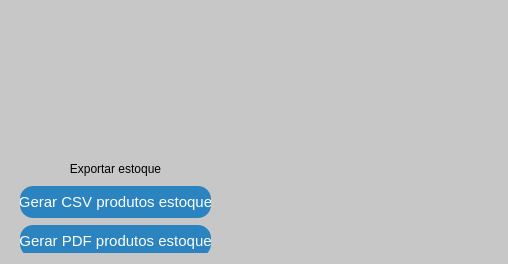
Above: relatorios.ui from GabR36/QEstoqueLoja before the change. Below: the same form after it.
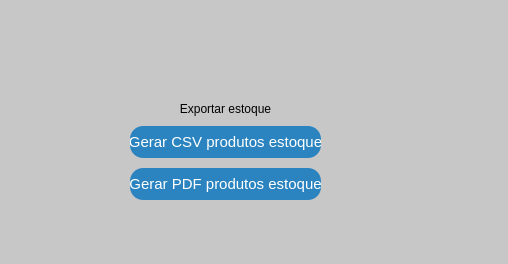
That is the form after the change.

Commit message: Arrumado problemas visuais interface que eu lembrokk

```diff
--- a/relatorios.ui
+++ b/relatorios.ui
@@ -12,8 +12,14 @@
   </property>
   <property name="minimumSize">
    <size>
-    <width>345</width>
-    <height>215</height>
+    <width>508</width>
+    <height>264</height>
+   </size>
+  </property>
+  <property name="maximumSize">
+   <size>
+    <width>508</width>
+    <height>264</height>
    </size>
   </property>
   <property name="windowTitle">
@@ -60,13 +66,13 @@
 }
 </string>
   </property>
-  <widget class="QWidget" name="">
+  <widget class="QWidget" name="layoutWidget">
    <property name="geometry">
     <rect>
-     <x>20</x>
-     <y>162</y>
+     <x>130</x>
+     <y>90</y>
      <width>191</width>
-     <height>91</height>
+     <height>123</height>
     </rect>
    </property>
    <layout class="QVBoxLayout" name="verticalLayout_3">
```
The commit also changes 5 other files.
